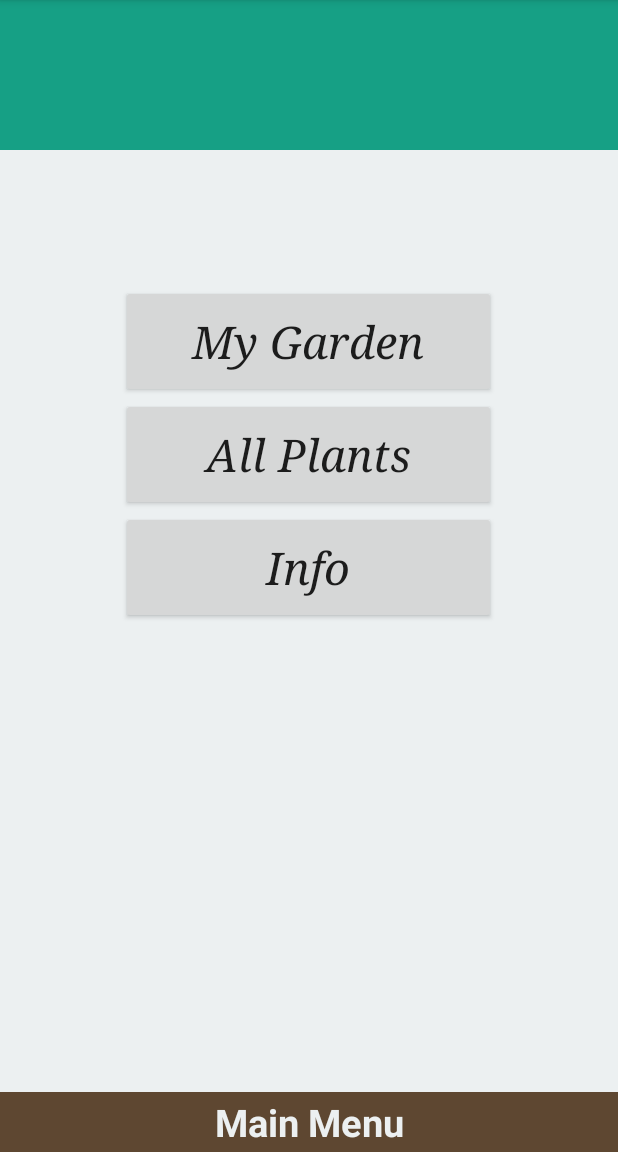
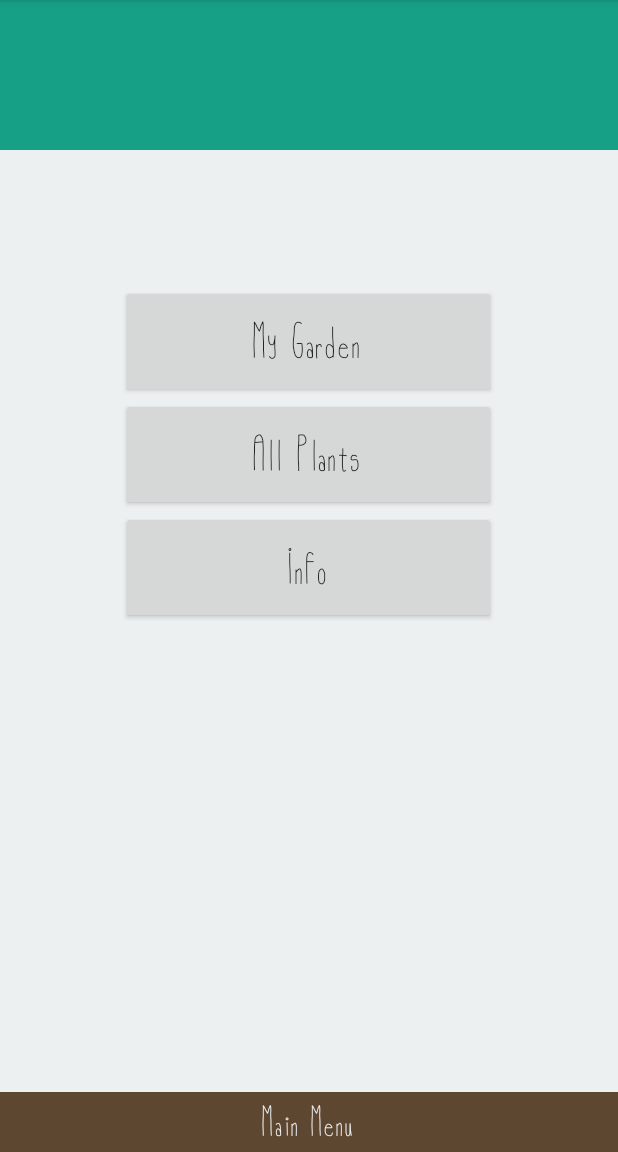
Before and after one commit to haihoang20/GreenThumb, an Android app: the screen it shows after launch (MainActivity), on a phone screen of 412 x 824 dp, the part 84-1236 px from its top. Run offline under Robolectric (Android 15) with nearby library versions, the phone set to English and light mode, and no system bars.

Commit message:
Added font

```diff
--- a/app/src/main/java/beangames/greenthumb/MainActivity.java
+++ b/app/src/main/java/beangames/greenthumb/MainActivity.java
@@ -1,24 +1,34 @@
 package beangames.greenthumb;
 
+import android.graphics.Typeface;
 import android.support.v7.app.ActionBarActivity;
 import android.os.Bundle;
 import android.view.Menu;
 import android.view.MenuItem;
+import android.widget.Button;
+import android.widget.TextView;
 
 
 public class MainActivity extends ActionBarActivity {
+    private Button myGardenButton;
+    private Button allPlantsButton;
+    private Button infoButton;
+    private TextView mainMenuText;
 
     @Override
     protected void onCreate(Bundle savedInstanceState) {
         super.onCreate(savedInstanceState);
+
         setContentView(R.layout.activity_main);
     }
+
 
 
     @Override
     public boolean onCreateOptionsMenu(Menu menu) {
         // Inflate the menu; this adds items to the action bar if it is present.
         getMenuInflater().inflate(R.menu.menu_main, menu);
+        setFont();
         return true;
     }
 
@@ -36,4 +46,21 @@ public class MainActivity extends ActionBarActivity {
 
         return super.onOptionsItemSelected(item);
     }
+
+    public void setFont(){
+        String fontPath = "fonts/OlivesFont.ttf";
+        Typeface tf =Typeface.createFromAsset(getAssets(),fontPath);
+        myGardenButton = (Button)findViewById(R.id.my_garden);
+        allPlantsButton = (Button)findViewById(R.id.all_plants);
+        infoButton = (Button)findViewById(R.id.info);
+        mainMenuText=(TextView)findViewById(R.id.main_menu);
+        myGardenButton.setTypeface(tf);
+        allPlantsButton.setTypeface(tf);
+        infoButton.setTypeface(tf);
+        mainMenuText.setTypeface(tf);
+
+    }
+
+
+
 }
--- /dev/null
+++ b/app/src/main/java/beangames/greenthumb/MyTextView.java
@@ -0,0 +1,21 @@
+package beangames.greenthumb;
+
+import android.content.Context;
+import android.graphics.Typeface;
+import android.util.AttributeSet;
+import android.widget.TextView;
+
+import java.util.jar.Attributes;
+
+/**
+ * Created by jastine on 2015-03-13.
+ */
+public class MyTextView extends TextView {
+
+    public MyTextView(Context context, AttributeSet attrs) {
+        super(context,attrs);
+        this.setTypeface(Typeface.createFromAsset(context.getAssets(),"fonts/OlivesFont.ttf"));
+    }
+
+
+}
--- a/app/src/main/res/layout/activity_main.xml
+++ b/app/src/main/res/layout/activity_main.xml
@@ -13,6 +13,7 @@
         />
 
     <TextView
+        android:id="@+id/main_menu"
         android:textStyle="bold"
         android:background="#5E4731"
         android:layout_alignParentBottom="true"
@@ -24,7 +25,6 @@
         android:gravity="center"/>
 
     <Button
-        android:typeface="serif"
         android:textStyle="italic"
         android:layout_marginTop="90dp"
         android:id="@+id/my_garden"
@@ -37,7 +37,6 @@
         android:textAllCaps="false"/>
 
     <Button
-        android:typeface="serif"
         android:textStyle="italic"
         android:id="@+id/all_plants"
         android:layout_width="250dp"
@@ -48,6 +47,7 @@
         android:textAllCaps="false"
         android:layout_centerHorizontal="true"/>
     <Button
+        android:id="@+id/info"
         android:typeface="serif"
         android:textStyle="italic"
         android:layout_width="250dp"
```
Also changed, not shown: app/src/main/assets/fonts/OlivesFont.ttf (added), 1 other file.
